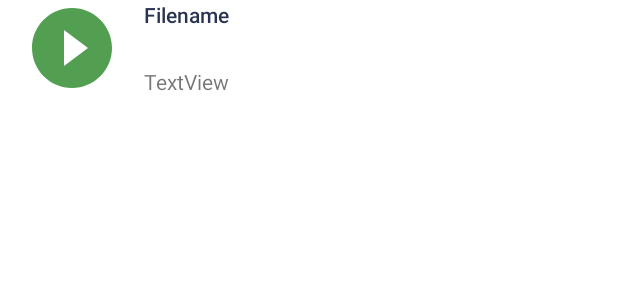
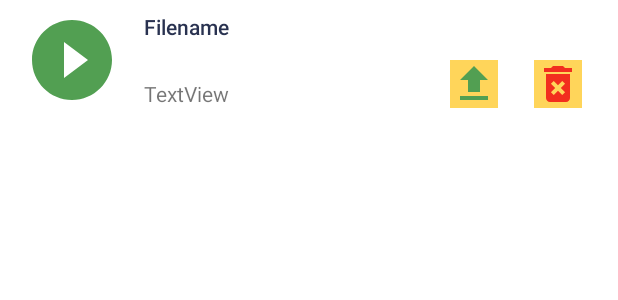
Before and after one commit to shadrak98/SoundMeter, an Android app: the layout single_list_item.xml on its own in the app's theme, with its tools: preview values and no code run, on a phone screen of 412 x 824 dp. Shown: the top 300 px of the screen. Run offline under Robolectric (Android 15) with nearby library versions, the phone set to English and light mode, and no system bars.

Commit message:
added buttons on recycerview list item with functionalities & server update

```diff
--- /dev/null
+++ b/app/src/main/res/drawable/ic_check_box_black_32dp.xml
@@ -0,0 +1,5 @@
+<vector android:height="32dp" android:tint="#529F52"
+    android:viewportHeight="24.0" android:viewportWidth="24.0"
+    android:width="32dp" xmlns:android="http://schemas.android.com/apk/res/android">
+    <path android:fillColor="#FF000000" android:pathData="M19,3L5,3c-1.11,0 -2,0.9 -2,2v14c0,1.1 0.89,2 2,2h14c1.11,0 2,-0.9 2,-2L21,5c0,-1.1 -0.89,-2 -2,-2zM10,17l-5,-5 1.41,-1.41L10,14.17l7.59,-7.59L19,8l-9,9z"/>
+</vector>
--- /dev/null
+++ b/app/src/main/res/drawable/ic_delete_forever_black_32dp.xml
@@ -0,0 +1,5 @@
+<vector android:height="32dp" android:tint="#F22E1E"
+    android:viewportHeight="24.0" android:viewportWidth="24.0"
+    android:width="32dp" xmlns:android="http://schemas.android.com/apk/res/android">
+    <path android:fillColor="#FF000000" android:pathData="M6,19c0,1.1 0.9,2 2,2h8c1.1,0 2,-0.9 2,-2L18,7L6,7v12zM8.46,11.88l1.41,-1.41L12,12.59l2.12,-2.12 1.41,1.41L13.41,14l2.12,2.12 -1.41,1.41L12,15.41l-2.12,2.12 -1.41,-1.41L10.59,14l-2.13,-2.12zM15.5,4l-1,-1h-5l-1,1L5,4v2h14L19,4z"/>
+</vector>
--- /dev/null
+++ b/app/src/main/res/drawable/ic_file_upload_black_32dp.xml
@@ -0,0 +1,5 @@
+<vector android:height="32dp" android:tint="#529F52"
+    android:viewportHeight="24.0" android:viewportWidth="24.0"
+    android:width="32dp" xmlns:android="http://schemas.android.com/apk/res/android">
+    <path android:fillColor="#FF000000" android:pathData="M9,16h6v-6h4l-7,-7 -7,7h4zM5,18h14v2L5,20z"/>
+</vector>
--- a/app/src/main/res/layout/single_list_item.xml
+++ b/app/src/main/res/layout/single_list_item.xml
@@ -3,13 +3,15 @@
     xmlns:app="http://schemas.android.com/apk/res-auto"
     xmlns:tools="http://schemas.android.com/tools"
     android:layout_width="match_parent"
-    android:layout_height="wrap_content">
+    android:layout_height="wrap_content"
+    android:id="@+id/audio_list">
 
     <ImageView
         android:id="@+id/list_image_view"
         android:layout_width="wrap_content"
         android:layout_height="wrap_content"
         android:layout_marginStart="16dp"
+        android:layout_marginTop="8dp"
         android:layout_marginBottom="16dp"
         app:layout_constraintBottom_toBottomOf="parent"
         app:layout_constraintStart_toStartOf="parent"
@@ -35,4 +37,28 @@
         android:text="TextView"
         app:layout_constraintBottom_toBottomOf="@+id/list_image_view"
         app:layout_constraintStart_toEndOf="@+id/list_image_view" />
+
+    <ImageButton
+        android:id="@+id/uploadAudio"
+        android:layout_width="wrap_content"
+        android:layout_height="wrap_content"
+        android:background="@color/yellow"
+        app:srcCompat="@drawable/ic_file_upload_black_32dp"
+        app:layout_constraintBottom_toBottomOf="parent"
+        android:layout_marginBottom="16dp"
+        app:layout_constraintRight_toLeftOf="@id/delete"
+        android:layout_marginTop="16dp"
+        android:layout_marginEnd="24dp"/>
+
+    <ImageButton
+        android:id="@+id/delete"
+        android:layout_width="wrap_content"
+        android:layout_height="wrap_content"
+        android:background="@color/yellow"
+        app:srcCompat="@drawable/ic_delete_forever_black_32dp"
+        app:layout_constraintBottom_toBottomOf="parent"
+        android:layout_marginBottom="16dp"
+        app:layout_constraintEnd_toEndOf="parent"
+        android:layout_marginEnd="24dp"
+        android:layout_marginTop="16dp"/>
 </androidx.constraintlayout.widget.ConstraintLayout>
```
Also changed, not shown: app/src/main/java/com/example/soundmeter/AudioListAdapter.java (+21 -0 lines), app/src/main/java/com/example/soundmeter/AudioListFragment.java (+28 -1 lines), app/src/main/java/com/example/soundmeter/RecordFragment.java (+5 -4 lines), 1 other file.
